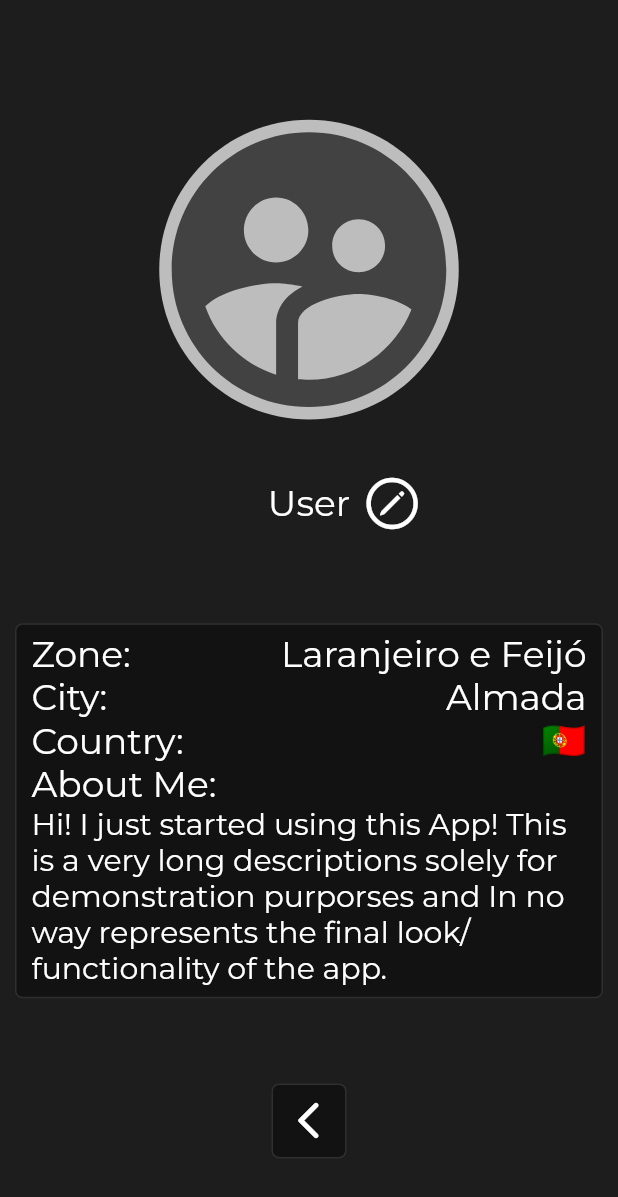
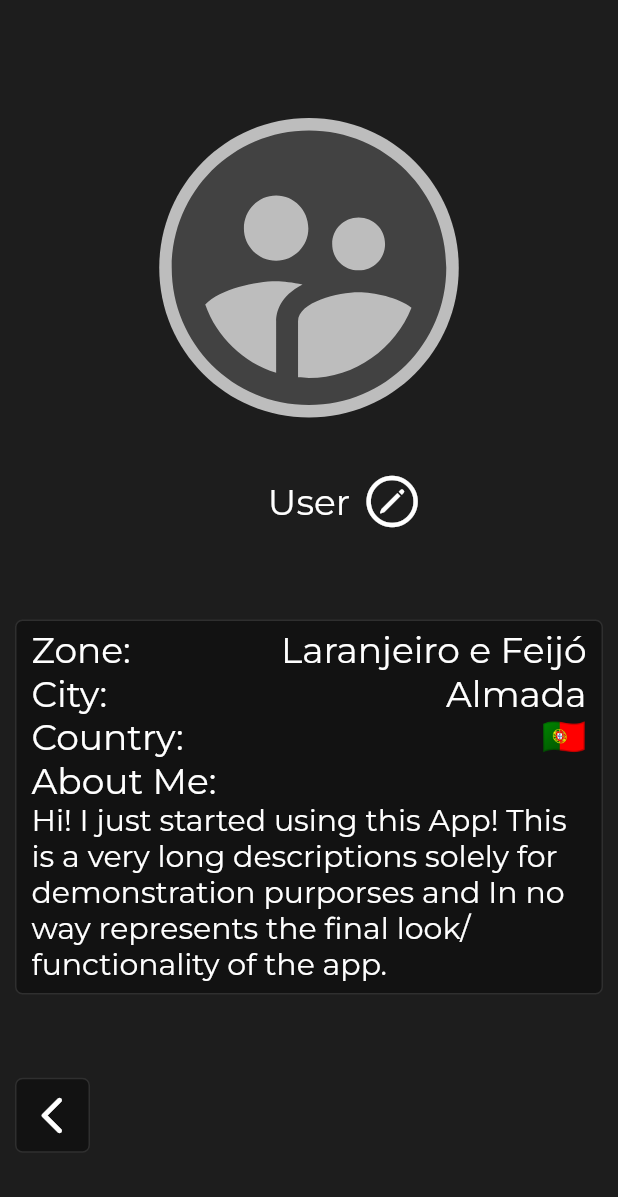
Before and after one commit to TiagoNunesFCT/IPM, a Flutter app: the screen it shows after launch, after a tap on the "supervised user circle" icon, on a phone screen of 412 x 824 dp. Shown: the top 1197 px of the screen. Run offline on Flutter 3.47's test engine with Material 2 defaults, Android fonts, the light colour scheme and no system bars; project files that could hold a hidden picture were left out.

Commit message:
Changed Alignment of the Back Button on the User Page

```diff
--- a/lib/userScreen.dart
+++ b/lib/userScreen.dart
@@ -154,7 +154,7 @@ class _UserPageState extends GenericPageState {
                       color: Colors.white,
                     ))
               ])))
-            ,buttonBack.BackButton()],
+            ,Row(children:[Container(margin:EdgeInsets.fromLTRB(10, 0, 10, 5),child:buttonBack.BackButton())])],
       ),
     )));
     return page;
```
